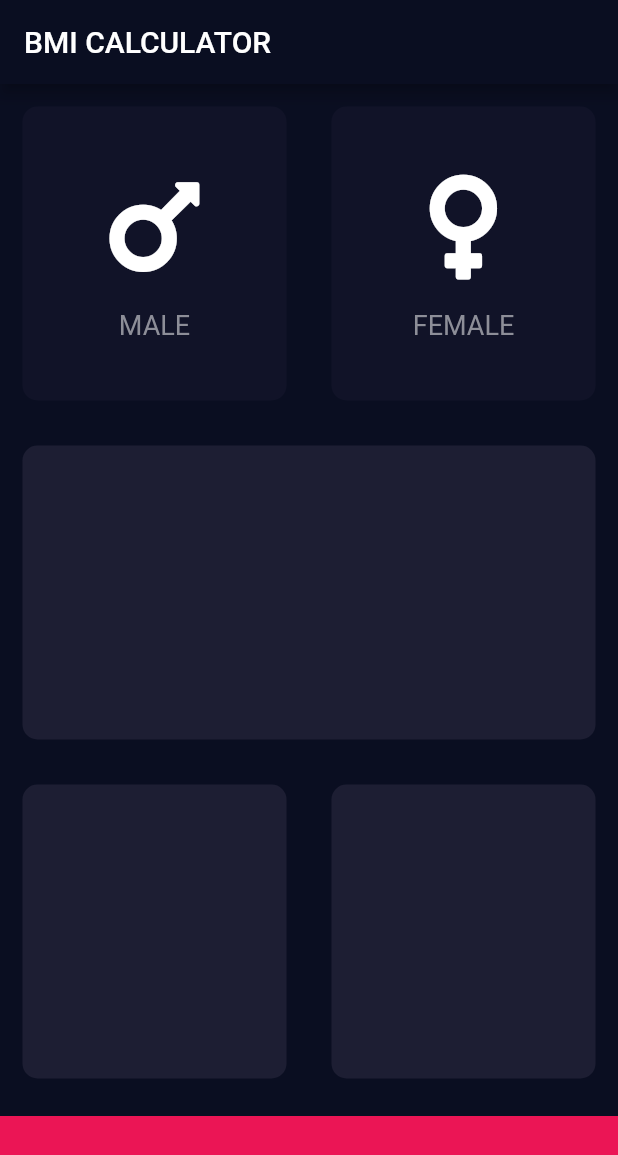
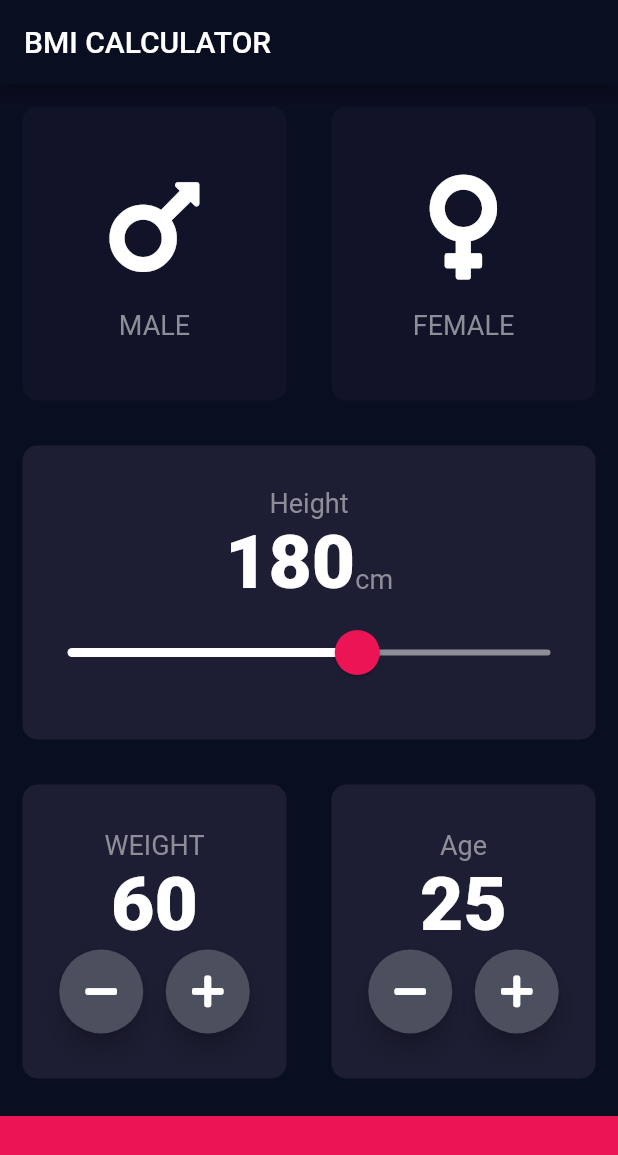
Before and after one commit to Cabreros/bmi-calculator, a Flutter app: the screen it shows after launch, on a phone screen of 412 x 824 dp. Shown: the top 1155 px of the screen. Run offline on Flutter 3.47's test engine with Material 2 defaults, Android fonts, the phone set to English and light mode, and no system bars; our stand-ins replace font_awesome_flutter.

Commit message:
video 11

```diff
--- /dev/null
+++ b/lib/constants.dart
@@ -0,0 +1,17 @@
+import 'package:flutter/material.dart';
+
+const kBottomContainerHeight = 80.0;
+const kTileColours = Color(0xFF1D1E33);
+const kActiveCardColour = Color(0xFF1D1E33);
+const kInactiveCardColour = Color(0xFF111328);
+const kBottomContainerColour = Color(0xFFEB1555);
+
+const kLabelTextStyle = TextStyle(
+  fontSize: 18.0,
+  color: Color(0xfFF8D8E98),
+);
+
+const kWeightTextStyle = TextStyle(
+  fontSize: 50.0,
+  fontWeight: FontWeight.w900,
+);
--- a/lib/input_page.dart
+++ b/lib/input_page.dart
@@ -2,12 +2,7 @@ import 'package:flutter/material.dart';
 import 'package:font_awesome_flutter/font_awesome_flutter.dart';
 import 'icon_content.dart';
 import 'reusable_card.dart';
-
-const bottomContainerHeight = 80.0;
-const tileColours = Color(0xFF1D1E33);
-const activeCardColour = Color(0xFF1D1E33);
-const inactiveCardColour = Color(0xFF111328);
-const bottomContainerColour = Color(0xFFEB1555);
+import 'constants.dart';
 
 enum Gender {
   male,
@@ -21,6 +16,9 @@ class InputPage extends StatefulWidget {
 
 class _InputPageState extends State<InputPage> {
   Gender selectedGender;
+  int height = 180;
+  int weight = 60;
+  int age = 25;
 
   @override
   Widget build(BuildContext context) {
@@ -29,6 +27,7 @@ class _InputPageState extends State<InputPage> {
         title: Text('BMI CALCULATOR'),
       ),
       body: Column(
+        crossAxisAlignment: CrossAxisAlignment.stretch,
         children: <Widget>[
           Expanded(
             child: Row(
@@ -48,8 +47,8 @@ class _InputPageState extends State<InputPage> {
                       ),
                     ),
                     colour: selectedGender == Gender.male
-                        ? activeCardColour
-                        : inactiveCardColour,
+                        ? kActiveCardColour
+                        : kInactiveCardColour,
                   ),
                 ),
                 Expanded(
@@ -67,8 +66,8 @@ class _InputPageState extends State<InputPage> {
                       ),
                     ),
                     colour: selectedGender == Gender.female
-                        ? activeCardColour
-                        : inactiveCardColour,
+                        ? kActiveCardColour
+                        : kInactiveCardColour,
                   ),
                 ),
               ],
@@ -76,7 +75,53 @@ class _InputPageState extends State<InputPage> {
           ),
           Expanded(
             child: ReusableCard(
-              colour: tileColours,
+              colour: kTileColours,
+              cardChild: Column(
+                mainAxisAlignment: MainAxisAlignment.center,
+                children: <Widget>[
+                  Text(
+                    'Height',
+                    style: kLabelTextStyle,
+                  ),
+                  Row(
+                    mainAxisAlignment: MainAxisAlignment.center,
+                    crossAxisAlignment: CrossAxisAlignment.baseline,
+                    textBaseline: TextBaseline.alphabetic,
+                    children: <Widget>[
+                      Text(
+                        height.toString(),
+                        style: kWeightTextStyle,
+                      ),
+                      Text(
+                        'cm',
+                        style: kLabelTextStyle,
+                      ),
+                    ],
+                  ),
+                  SliderTheme(
+                    data: SliderTheme.of(context).copyWith(
+                      thumbColor: Color(0xFFEB1555),
+                      overlayColor: Color(0x29EB1555),
+                      activeTrackColor: Colors.white,
+                      inactiveTrackColor: Color(0xFFF8d8E98),
+                      thumbShape:
+                          RoundSliderThumbShape(enabledThumbRadius: 15.0),
+                      overlayShape:
+                          RoundSliderOverlayShape(overlayRadius: 30.0),
+                    ),
+                    child: Slider(
+                      value: height.toDouble(),
+                      min: 120.0,
+                      max: 220.0,
+                      onChanged: (double newValue) {
+                        setState(() {
+                          height = newValue.round();
+                        });
+                      },
+                    ),
+                  ),
+                ],
+              ),
             ),
           ),
           Expanded(
@@ -84,23 +129,120 @@ class _InputPageState extends State<InputPage> {
               children: <Widget>[
                 Expanded(
                   child: ReusableCard(
-                colour: tileColours,
-              )),
+                    colour: kTileColours,
+                    cardChild: Column(
+                      mainAxisAlignment: MainAxisAlignment.center,
+                      children: <Widget>[
+                        Text(
+                          'WEIGHT',
+                          style: kLabelTextStyle,
+                        ),
+                        Text(
+                          weight.toString(),
+                          style: kWeightTextStyle,
+                        ),
+                        Row(
+                          mainAxisAlignment: MainAxisAlignment.center,
+                          children: <Widget>[
+                            RoundIconButton(
+                              icon: FontAwesomeIcons.minus,
+                              func: () {
+                                setState(() {
+                                  weight--;
+                                });
+                              },
+                            ),
+                            SizedBox(
+                              width: 15.0,
+                            ),
+                            RoundIconButton(
+                              icon: FontAwesomeIcons.plus,
+                              func: () {
+                                setState(() {
+                                  weight++;
+                                });
+                              },
+                            ),
+                          ],
+                        )
+                      ],
+                    ),
+                  ),
+                ),
                 Expanded(
                   child: ReusableCard(
-                  colour: tileColours,
+                    colour: kTileColours,
+                    cardChild: Column(
+                      mainAxisAlignment: MainAxisAlignment.center,
+                      children: <Widget>[
+                        Text(
+                          'Age',
+                          style: kLabelTextStyle,
+                        ),
+                        Text(
+                          age.toString(),
+                          style: kWeightTextStyle,
+                        ),
+                        Row(
+                          mainAxisAlignment: MainAxisAlignment.center,
+                          children: <Widget>[
+                            RoundIconButton(
+                              icon: FontAwesomeIcons.minus,
+                              func: () {
+                                setState(() {
+                                  age--;
+                                });
+                              },
+                            ),
+                            SizedBox(
+                              width: 15.0,
+                            ),
+                            RoundIconButton(
+                              icon: FontAwesomeIcons.plus,
+                              func: () {
+                                setState(() {
+                                  age++;
+                                });
+                              },
+                            ),
+                          ],
+                        )
+                      ],
+                    ),
                   ),
                 ),
               ],
-          )),
+            ),
+          ),
           Container(
-            color: bottomContainerColour,
+            color: kBottomContainerColour,
             margin: EdgeInsets.only(top: 10.0),
             width: double.infinity,
-            height: bottomContainerHeight,
+            height: kBottomContainerHeight,
           ),
         ],
       ),
     );
   }
 }
+
+class RoundIconButton extends StatelessWidget {
+  RoundIconButton({this.icon, this.func});
+  final IconData icon;
+  final Function func;
+
+  @override
+  Widget build(BuildContext context) {
+    return RawMaterialButton(
+      child: Icon(icon),
+      onPressed: func,
+      elevation: 6.0,
+      constraints: BoxConstraints.tightFor(
+        width: 56.0,
+        height: 56.0,
+      ),
+      shape: CircleBorder(),
+      fillColor: Color(0xFF4C4F5E),
+    );
+  }
+}
```
Lines whose indentation alone changed are shown as unchanged.
